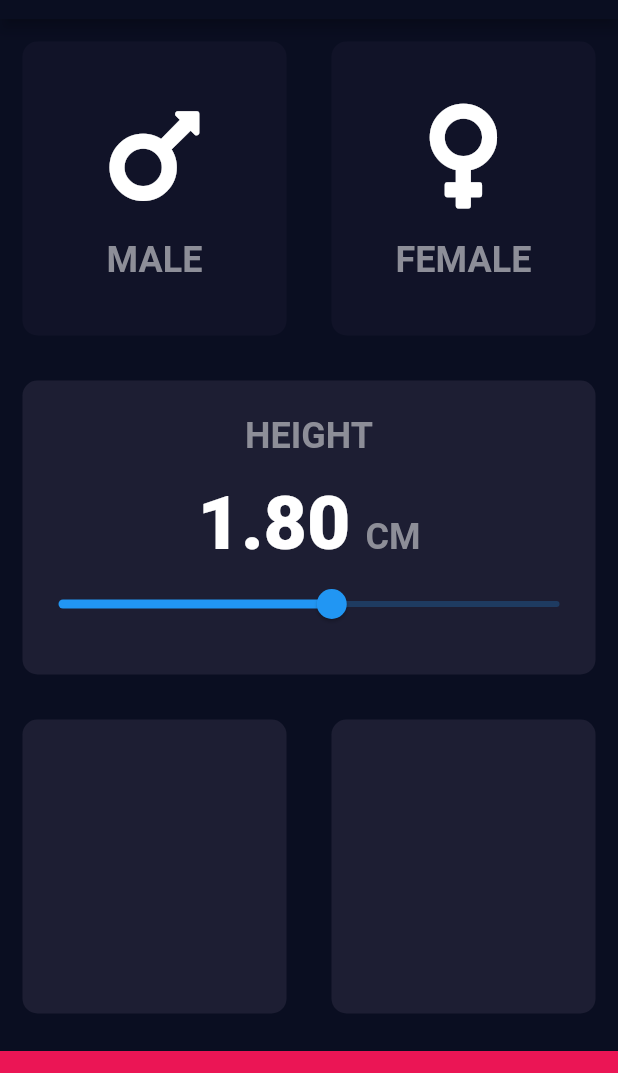
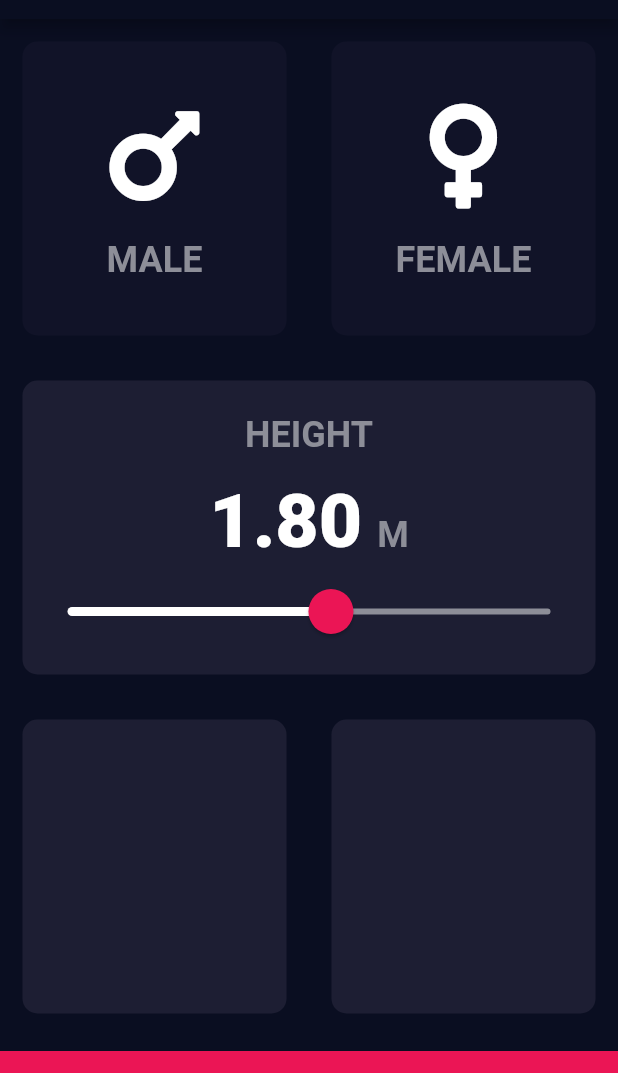
Before and after one commit to pedrolemoz/BMICalculator-Flutter, a Flutter app: the screen it shows after launch, on a phone screen of 412 x 824 dp, the part 65-1138 px from its top. Run offline on Flutter 3.47's test engine with Material 2 defaults, Android fonts, the phone set to English and light mode, and no system bars; our stand-ins replace font_awesome_flutter.

Commit message:
Slider finished

```diff
--- a/lib/constants.dart
+++ b/lib/constants.dart
@@ -4,6 +4,9 @@ const kBottomContainerHeight = 80.0;
 const kActiveCardColor = Color(0xFF1D1E33);
 const kInactiveCardColor = Color(0xFF111328);
 const kBottomContainerColor = Color(0xFFEB1555);
+const kSliderThumbColor = kBottomContainerColor;
+const kSliderOverlayColor = Color(0x29EB1555);
+const kSliderInactiveColor = Color(0xFF8D8E98);
 
 const kLabelTextStyle = TextStyle(
   color: Color(0xFF8D8E98),
--- a/lib/pages/input_page.dart
+++ b/lib/pages/input_page.dart
@@ -64,6 +64,8 @@ class _InputPageState extends State<InputPage> {
           ),
           Expanded(
             child: ReusableCard(
+              padding: EdgeInsets.only(top: 10.0),
+              colour: kActiveCardColor,
               cardChild: Column(
                 mainAxisAlignment: MainAxisAlignment.center,
                 children: <Widget>[
@@ -83,24 +85,36 @@ class _InputPageState extends State<InputPage> {
                       ),
                       SizedBox(width: 10.0),
                       Text(
-                        'CM',
+                        'M',
                         style: kLabelTextStyle,
                       ),
                     ],
                   ),
-                  Slider(
+                  SliderTheme(
+                    data: SliderTheme.of(context).copyWith(
+                      activeTrackColor: Colors.white,
+                      thumbColor: kSliderThumbColor,
+                      overlayColor: kSliderOverlayColor,
+                      thumbShape: RoundSliderThumbShape(
+                        enabledThumbRadius: 15.0,
+                      ),
+                      overlayShape:
+                          RoundSliderOverlayShape(overlayRadius: 30.0),
+                    ),
+                    child: Slider(
                       value: height,
                       min: 1.20,
                       max: 2.30,
+                      inactiveColor: kSliderInactiveColor,
                       onChanged: (double newHeight) {
                         setState(() {
                           height = newHeight;
                         });
                       },
                     ),
+                  ),
                 ],
               ),
-              colour: kActiveCardColor,
             ),
           ),
           Expanded(
--- a/lib/widgets/reusable_card.dart
+++ b/lib/widgets/reusable_card.dart
@@ -1,8 +1,9 @@
 import 'package:flutter/material.dart';
 
 class ReusableCard extends StatelessWidget {
-  ReusableCard({@required this.colour, this.cardChild, this.onPress});
+  ReusableCard({@required this.colour, this.cardChild, this.onPress, this.padding});
 
+  final EdgeInsetsGeometry padding;
   final Color colour;
   final Widget cardChild;
   final Function onPress;
@@ -12,6 +13,7 @@ class ReusableCard extends StatelessWidget {
     return GestureDetector(
       onTap: onPress,
       child: Container(
+        padding: padding,
         child: cardChild,
         margin: EdgeInsets.all(15.0),
         decoration: BoxDecoration(
```
Lines whose indentation alone changed are shown as unchanged.
